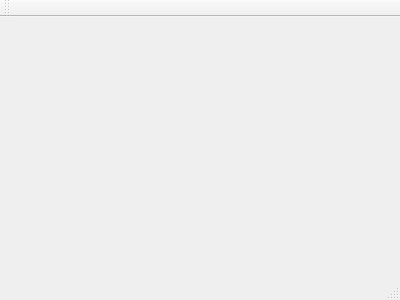
This is CalcApp/src/SimpleTextViewer/MainWindow.ui in stdstring/OpticalMeasurements as Qt 5 draws it before an edit. The edited form follows.
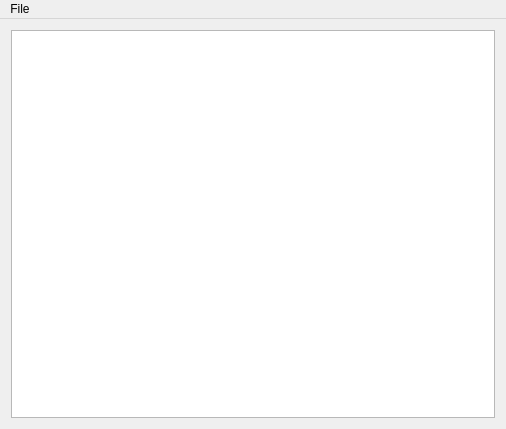
This is the edited form.

Commit message: created simple text viewer

```diff
--- a/CalcApp/src/SimpleTextViewer/MainWindow.ui
+++ b/CalcApp/src/SimpleTextViewer/MainWindow.ui
@@ -1,24 +1,58 @@
 <ui version="4.0">
  <class>MainWindow</class>
- <widget class="QMainWindow" name="MainWindow" >
-  <property name="geometry" >
+ <widget class="QMainWindow" name="MainWindow">
+  <property name="geometry">
    <rect>
     <x>0</x>
     <y>0</y>
-    <width>400</width>
-    <height>300</height>
+    <width>506</width>
+    <height>429</height>
    </rect>
   </property>
   <property name="windowTitle" >
    <string>MainWindow</string>
   </property>
-  <widget class="QMenuBar" name="menuBar" />
-  <widget class="QToolBar" name="mainToolBar" />
-  <widget class="QWidget" name="centralWidget" />
-  <widget class="QStatusBar" name="statusBar" />
+  <widget class="QWidget" name="centralWidget">
+   <layout class="QVBoxLayout" name="verticalLayout_2">
+    <item>
+     <widget class="QTextEdit" name="TextViewer">
+      <property name="undoRedoEnabled">
+       <bool>false</bool>
+      </property>
+      <property name="readOnly">
+       <bool>true</bool>
+      </property>
+      <property name="acceptRichText">
+       <bool>false</bool>
+      </property>
+     </widget>
+    </item>
+   </layout>
+  </widget>
+  <widget class="QMenuBar" name="menuBar">
+   <property name="geometry">
+    <rect>
+     <x>0</x>
+     <y>0</y>
+     <width>506</width>
+     <height>18</height>
+    </rect>
+   </property>
+   <widget class="QMenu" name="MenuFile">
+    <property name="title">
+     <string>File</string>
+    </property>
+    <addaction name="ActionExit"/>
+   </widget>
+   <addaction name="MenuFile"/>
+  </widget>
+  <action name="ActionExit">
+   <property name="text">
+    <string>Exit</string>
+   </property>
+  </action>
  </widget>
- <layoutDefault spacing="6" margin="11" />
- <pixmapfunction></pixmapfunction>
+ <layoutdefault spacing="6" margin="11"/>
  <resources/>
  <connections/>
 </ui>
```
Left out of the diff: 3 changed lines with no effect on the pictures. The commit also changes 4 other files.
